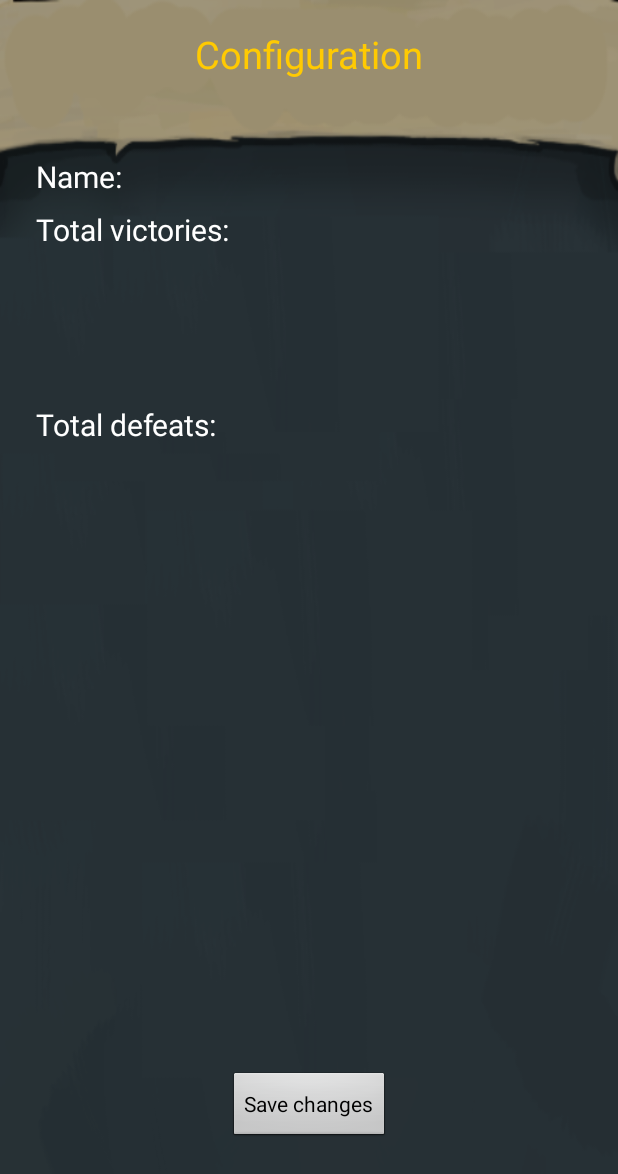
After one commit to Javi96/PAD, an Android app: the layout activity_configuration.xml on its own in the app's theme, with its tools: preview values and no code run, on a phone screen of 412 x 824 dp. The commit adds this screen. Shown: the top 1174 px of the screen. Run offline under Robolectric (Android 15) with nearby library versions, the phone set to English and light mode, and no system bars.

Commit message:
Añadida pantalla de configuracion

```diff
--- a/test2/app/build.gradle
+++ b/test2/app/build.gradle
@@ -33,6 +33,9 @@ dependencies {
     implementation 'com.google.android.gms:play-services-identity:15.0.1'
     implementation 'com.github.bumptech.glide:glide:4.7.1'
     annotationProcessor 'com.github.bumptech.glide:compiler:4.7.1'
+    implementation fileTree(dir: 'libs', include: ['*.jar'])
+    implementation 'com.android.support:appcompat-v7:27.1.1'
+    implementation 'com.android.support:design:27.1.1'
 
 }
 apply plugin: 'com.google.gms.google-services'
--- /dev/null
+++ b/test2/app/src/main/res/layout/activity_configuration.xml
@@ -0,0 +1,110 @@
+<?xml version="1.0" encoding="utf-8"?>
+<android.support.constraint.ConstraintLayout xmlns:android="http://schemas.android.com/apk/res/android"
+    xmlns:app="http://schemas.android.com/apk/res-auto"
+    xmlns:tools="http://schemas.android.com/tools"
+    android:layout_width="match_parent"
+    android:layout_height="match_parent"
+    tools:context=".ConfigurationActivity"
+    android:background="@drawable/bg_2">
+
+    <TextView
+        android:id="@+id/textView"
+        android:layout_width="wrap_content"
+        android:layout_height="wrap_content"
+        android:layout_marginBottom="8dp"
+        android:layout_marginEnd="8dp"
+        android:layout_marginStart="8dp"
+        android:layout_marginTop="8dp"
+        android:text="@string/configuration"
+        android:textColor="#FFCA02"
+        android:textSize="25sp"
+        app:layout_constraintBottom_toBottomOf="parent"
+        app:layout_constraintEnd_toEndOf="parent"
+        app:layout_constraintStart_toStartOf="parent"
+        app:layout_constraintTop_toTopOf="parent"
+        app:layout_constraintVertical_bias="0.014" />
+
+    <TextView
+        android:id="@+id/victories"
+        android:layout_width="wrap_content"
+        android:layout_height="wrap_content"
+        android:layout_marginBottom="344dp"
+        android:layout_marginEnd="8dp"
+        android:layout_marginStart="24dp"
+        android:layout_marginTop="8dp"
+        android:layout_weight="1"
+        android:text="@string/wins"
+        android:textColor="#FFFFFF"
+        android:textSize="20sp"
+        app:layout_constraintBottom_toBottomOf="parent"
+        app:layout_constraintEnd_toEndOf="parent"
+        app:layout_constraintHorizontal_bias="0.0"
+        app:layout_constraintStart_toStartOf="parent"
+        app:layout_constraintTop_toBottomOf="@+id/name"
+        app:layout_constraintVertical_bias="0.0" />
+
+    <TextView
+        android:id="@+id/victories2"
+        android:layout_width="wrap_content"
+        android:layout_height="wrap_content"
+        android:layout_marginBottom="344dp"
+        android:layout_marginEnd="8dp"
+        android:layout_marginStart="24dp"
+        android:layout_marginTop="8dp"
+        android:layout_weight="1"
+        android:text="@string/defeats"
+        android:textColor="#FFFFFF"
+        android:textSize="20sp"
+        app:layout_constraintBottom_toBottomOf="parent"
+        app:layout_constraintEnd_toEndOf="parent"
+        app:layout_constraintHorizontal_bias="0.0"
+        app:layout_constraintStart_toStartOf="parent"
+        app:layout_constraintTop_toBottomOf="@+id/name"
+        app:layout_constraintVertical_bias="0.414" />
+
+    <TextView
+        android:id="@+id/name"
+        android:layout_width="59dp"
+        android:layout_height="wrap_content"
+        android:layout_marginStart="24dp"
+        android:layout_marginTop="104dp"
+        android:layout_weight="1"
+        android:text="@string/config_name"
+        android:textColor="#FFFFFF"
+        android:textSize="20sp"
+        app:layout_constraintStart_toStartOf="parent"
+        app:layout_constraintTop_toTopOf="parent" />
+
+    <EditText
+        android:id="@+id/name_text"
+        android:layout_width="83dp"
+        android:layout_height="wrap_content"
+        android:layout_marginBottom="8dp"
+        android:layout_marginEnd="216dp"
+        android:layout_marginTop="8dp"
+        android:background="@android:color/transparent"
+        android:ems="10"
+        android:inputType="text|textPersonName"
+        android:textColor="#FFFFFF"
+        android:textSize="20sp"
+        app:layout_constraintBottom_toBottomOf="parent"
+        app:layout_constraintEnd_toEndOf="parent"
+        app:layout_constraintTop_toTopOf="parent"
+        app:layout_constraintVertical_bias="0.174" />
+
+    <Button
+        android:id="@+id/button"
+        android:layout_width="wrap_content"
+        android:layout_height="wrap_content"
+        android:layout_marginBottom="8dp"
+        android:layout_marginEnd="8dp"
+        android:layout_marginStart="8dp"
+        android:layout_marginTop="8dp"
+        android:text="@string/savechanges"
+        app:layout_constraintBottom_toBottomOf="parent"
+        app:layout_constraintEnd_toEndOf="parent"
+        app:layout_constraintStart_toStartOf="parent"
+        app:layout_constraintTop_toTopOf="parent"
+        app:layout_constraintVertical_bias="0.929" />
+
+</android.support.constraint.ConstraintLayout>
--- a/test2/app/src/main/res/values/strings.xml
+++ b/test2/app/src/main/res/values/strings.xml
@@ -34,5 +34,22 @@
     <string name="new_game">New Game</string>
     <string name="not_firebase_auth">not_firebase_auth</string>
     <string name="friends">friends</string>
-    <string name="configuration">configuration</string>
+    <string name="title_activity_configuration">ConfigurationActivity</string>
+    <string name="configuration">Configuration</string>
+    <string name="savechanges">Save changes</string>
+    <string name="config_name">Name: </string>
+
+
+
+    <string name="hint_name">Full Name</string>
+    <string name="hint_email">Email</string>
+    <string name="hint_password">Password</string>
+    <string name="btn_sign_up">Sign Up</string>
+    <string name="err_msg_name">Enter your full name</string>
+    <string name="err_msg_email">Enter valid email address</string>
+    <string name="err_msg_password">Enter the password</string>
+    <string name="wins">Total victories:</string>
+    <string name="defeats">Total defeats:</string>
+
+
 </resources>
```
Also changed, not shown: test2/app/src/main/AndroidManifest.xml (+6 -4 lines), test2/app/src/main/java/com/pad/test2/myapplication/ConfigurationActivity.java (added, +14 -0 lines), test2/app/src/main/java/com/pad/test2/myapplication/LoginActivity.java (+11 -13 lines), test2/app/src/main/res/layout/activity_classification.xml (+70 -58 lines), test2/app/src/main/res/drawable/bg_2.png (added).
